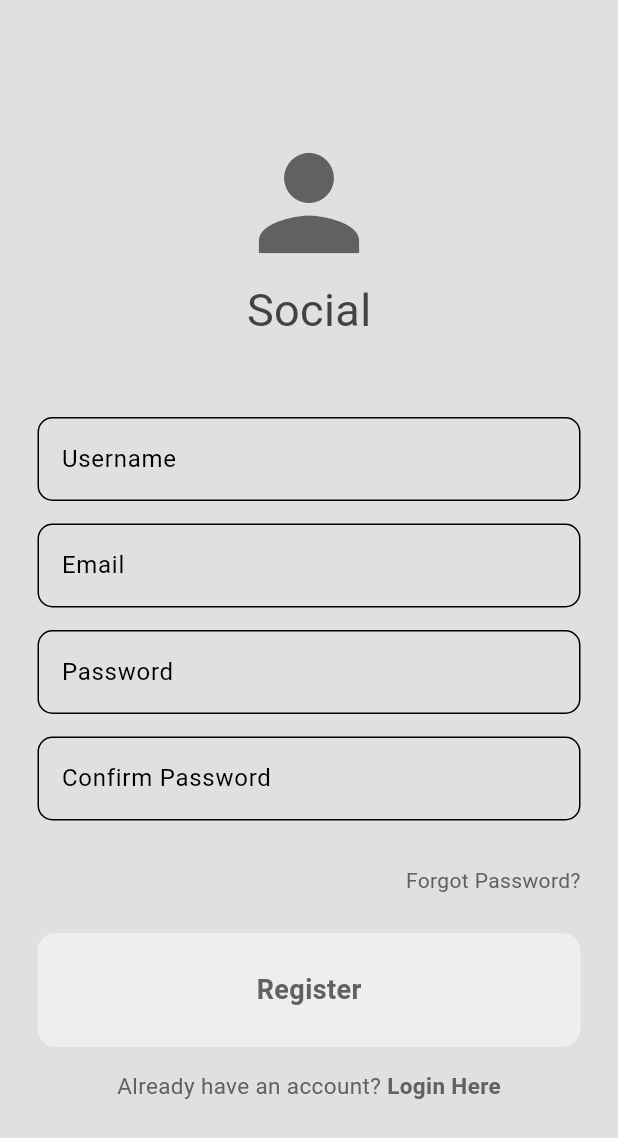
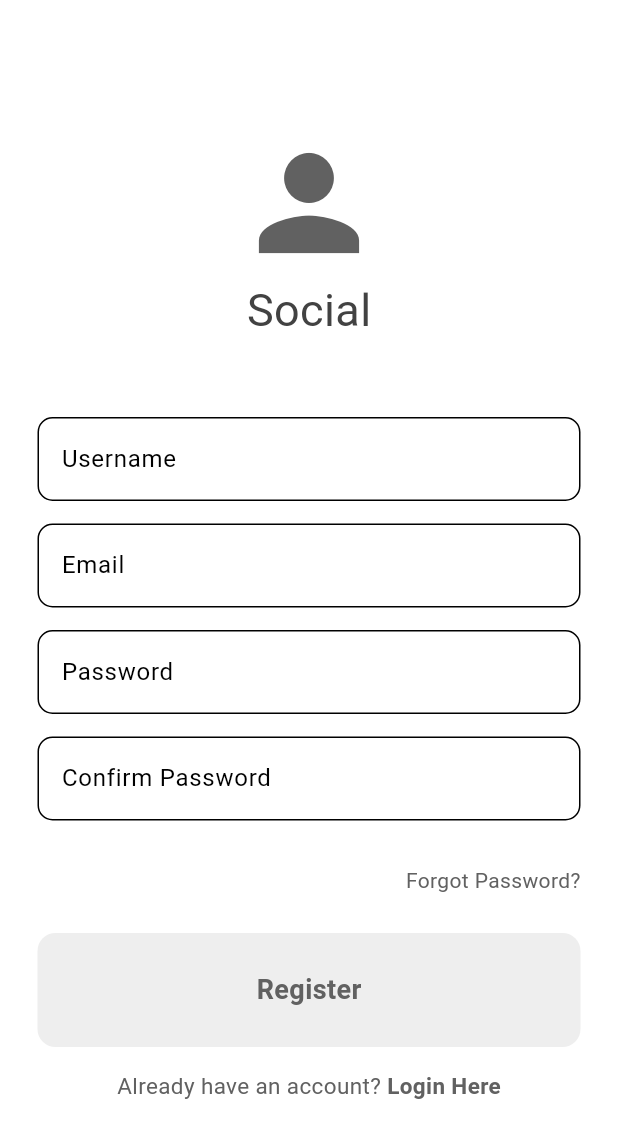
Before and after one commit to MuhammedAm1n/Social-App, a Flutter app: the screen it shows after launch, after a tap on "Register Here", on a phone screen of 412 x 824 dp. Shown: the top 1138 px of the screen. Run offline on Flutter 3.47's test engine with Material 3 defaults, Android fonts, the phone set to English and light mode, and no system bars; our stand-ins replace cloud_firestore, firebase_auth, firebase_core, flutter_slidable; accounts and stored records are empty; network calls fail.

Commit message:
Final relase

```diff
--- /dev/null
+++ b/devtools_options.yaml
@@ -0,0 +1,3 @@
+description: This file stores settings for Dart & Flutter DevTools.
+documentation: https://docs.flutter.dev/tools/devtools/extensions#configure-extension-enablement-states
+extensions:
--- /dev/null
+++ b/lib/PresentaionLayer/Component/Clicker/CustomSnackbar.dart
@@ -0,0 +1,40 @@
+import 'package:flutter/material.dart';
+
+class CustomSnackbar {
+  static final GlobalKey<ScaffoldMessengerState> _scaffoldMessengerKey =
+      GlobalKey<ScaffoldMessengerState>();
+
+  static void showSnackbar(
+    BuildContext context,
+    String message,
+  ) {
+    final scaffoldMessenger = ScaffoldMessenger.of(context);
+
+    scaffoldMessenger.showSnackBar(
+      SnackBar(
+        content: Text(
+          message,
+          textAlign: TextAlign.center,
+          style: const TextStyle(fontSize: 16.0),
+        ),
+        backgroundColor: Colors.grey.withOpacity(0.95),
+        duration: const Duration(seconds: 3),
+        shape: RoundedRectangleBorder(
+          borderRadius: BorderRadius.circular(15.0),
+        ),
+        behavior: SnackBarBehavior.floating,
+        action: SnackBarAction(
+          label: 'OK',
+          textColor: Colors.black,
+          onPressed: () {
+            scaffoldMessenger.hideCurrentSnackBar();
+          },
+        ),
+      ),
+    );
+  }
+
+  // Provide a method to get the GlobalKey
+  static GlobalKey<ScaffoldMessengerState> get scaffoldMessengerKey =>
+      _scaffoldMessengerKey;
+}
--- a/lib/PresentaionLayer/Screens/LoginPage.dart
+++ b/lib/PresentaionLayer/Screens/LoginPage.dart
@@ -3,13 +3,14 @@
 import 'package:flutter/material.dart';
 import 'package:provider/provider.dart';
 import 'package:social/DomainLayer/UseCases/LoginUseCase.dart';
+import 'package:social/PresentaionLayer/Component/Clicker/CustomSnackbar.dart';
 import 'package:social/PresentaionLayer/Component/Clicker/MyButton.dart';
 import 'package:social/PresentaionLayer/Component/Clicker/MyTexTField.dart';
 
 class LoginPage extends StatefulWidget {
   final void Function()? onTap;
 
-  LoginPage({super.key, required this.onTap});
+  const LoginPage({super.key, required this.onTap});
 
   @override
   State<LoginPage> createState() => _LoginPageState();
@@ -22,13 +23,17 @@ class _LoginPageState extends State<LoginPage> {
   @override
   Widget build(BuildContext context) {
     return Scaffold(
-        backgroundColor: Theme.of(context).colorScheme.background,
+        backgroundColor: Theme.of(context).colorScheme.surface,
         body: Padding(
           padding: const EdgeInsets.all(25.0),
           child: Consumer<UseCases>(
-            builder: (context, value, child) => Column(
+            builder: (context, value, child) => SingleChildScrollView(
+              child: Column(
                 mainAxisAlignment: MainAxisAlignment.center,
                 children: [
+                  const SizedBox(
+                    height: 180,
+                  ),
                   // Logo
                   Icon(
                     Icons.person,
@@ -36,13 +41,13 @@ class _LoginPageState extends State<LoginPage> {
                     color: Theme.of(context).colorScheme.inversePrimary,
                   ),
                   //Text
-                Text(
+                  const Text(
                     'Social',
                     style: TextStyle(
                       fontSize: 30,
                     ),
                   ),
-                SizedBox(
+                  const SizedBox(
                     height: 50,
                   ),
                   // TextField Emial
@@ -50,14 +55,14 @@ class _LoginPageState extends State<LoginPage> {
                       controller: _textEditingController,
                       hint: 'Email',
                       observer: false),
-                SizedBox(height: 15),
+                  const SizedBox(height: 15),
                   //TextField
                   MyTEXTFIELD(
                       controller: _passEditingController,
                       hint: 'Password',
                       observer: true),
                   //Text
-                SizedBox(
+                  const SizedBox(
                     height: 15,
                   ),
                   Row(
@@ -66,25 +71,32 @@ class _LoginPageState extends State<LoginPage> {
                       Text(
                         'Forgot Password?',
                         style: TextStyle(
-                          color: Theme.of(context).colorScheme.inversePrimary),
+                            color:
+                                Theme.of(context).colorScheme.inversePrimary),
                       ),
                     ],
                   ),
-                SizedBox(
+                  const SizedBox(
                     height: 25,
                   ),
                   // Button
                   MyButton(
                     text: 'Login',
                     onTap: () async {
-                    await value.CaseLoginUser(_textEditingController.text,
-                        _passEditingController.text);
+                      try {
+                        await value.CaseLoginUser(
+                          _textEditingController.text,
+                          _passEditingController.text,
+                        );
+                      } catch (e) {
+                        CustomSnackbar.showSnackbar(context, e.toString());
+                      }
                     },
                   )
 
                   //Text
                   ,
-                SizedBox(
+                  const SizedBox(
                     height: 15,
                   ),
                   Row(
@@ -94,7 +106,8 @@ class _LoginPageState extends State<LoginPage> {
                         "Don't have an account? ",
                         style: TextStyle(
                             fontSize: 15,
-                          color: Theme.of(context).colorScheme.inversePrimary),
+                            color:
+                                Theme.of(context).colorScheme.inversePrimary),
                       ),
                       GestureDetector(
                         onTap: widget.onTap,
@@ -102,7 +115,8 @@ class _LoginPageState extends State<LoginPage> {
                           'Register Here',
                           style: TextStyle(
                               fontSize: 15,
-                            color: Theme.of(context).colorScheme.inversePrimary,
+                              color:
+                                  Theme.of(context).colorScheme.inversePrimary,
                               fontWeight: FontWeight.bold),
                         ),
                       )
@@ -111,6 +125,7 @@ class _LoginPageState extends State<LoginPage> {
                 ],
               ),
             ),
+          ),
         ));
   }
 }
--- a/lib/PresentaionLayer/Screens/MessagePage.dart
+++ b/lib/PresentaionLayer/Screens/MessagePage.dart
@@ -108,7 +108,7 @@ class _MessagePageState extends State<MessagePage> {
                 : MainAxisAlignment.end,
             children: [
               Text(data['senderEmail']),
-              SizedBox(
+        const      SizedBox(
                 height: 5,
               ),
               (data['senderId'] == widget.reciverId)
@@ -124,6 +124,7 @@ class _MessagePageState extends State<MessagePage> {
     return Consumer<UseCases>(
       builder: (BuildContext context, UseCases value, Widget? child) =>
           StreamBuilder(
+
               stream:
                   value.UseCaseGetMessages(widget.reciverId, currentUser!.uid),
               builder: (context, snapshot) {
--- a/lib/PresentaionLayer/Screens/RegisterPage.dart
+++ b/lib/PresentaionLayer/Screens/RegisterPage.dart
@@ -2,6 +2,7 @@ import 'package:flutter/material.dart';
 import 'package:provider/provider.dart';
 
 import 'package:social/DomainLayer/UseCases/LoginUseCase.dart';
+import 'package:social/PresentaionLayer/Component/Clicker/CustomSnackbar.dart';
 import 'package:social/PresentaionLayer/Component/Clicker/MyButton.dart';
 import 'package:social/PresentaionLayer/Component/Clicker/MyTexTField.dart';
 
@@ -18,7 +19,7 @@ class RegisterPage extends StatelessWidget {
   @override
   Widget build(BuildContext context) {
     return Scaffold(
-        backgroundColor: Theme.of(context).colorScheme.background,
+        backgroundColor: Theme.of(context).colorScheme.surface,
         body: Padding(
           padding: const EdgeInsets.only(top: 60.0),
           child: SingleChildScrollView(
@@ -35,41 +36,41 @@ class RegisterPage extends StatelessWidget {
                       color: Theme.of(context).colorScheme.inversePrimary,
                     ),
                     //Text
-                    Text(
+                    const Text(
                       'Social',
                       style: TextStyle(
                         fontSize: 30,
                       ),
                     ),
-                    SizedBox(
+                    const SizedBox(
                       height: 50,
                     ),
                     MyTEXTFIELD(
                         controller: usernameEditingController,
                         hint: 'Username',
                         observer: false),
-                    SizedBox(height: 15),
+                    const SizedBox(height: 15),
                     // TextField Emial
                     MyTEXTFIELD(
                         controller: textEditingController,
                         hint: 'Email',
                         observer: false),
-                    SizedBox(height: 15),
+                    const SizedBox(height: 15),
                     //TextField
                     MyTEXTFIELD(
                         controller: passEditingController,
                         hint: 'Password',
                         observer: true),
-                    SizedBox(height: 15),
+                    const SizedBox(height: 15),
                     //ConfirmPassword
                     MyTEXTFIELD(
                         controller: confirmpassEditingController,
                         hint: 'Confirm Password',
                         observer: true),
-                    SizedBox(height: 15),
+                    const SizedBox(height: 15),
 
                     //Text
-                    SizedBox(
+                    const SizedBox(
                       height: 15,
                     ),
                     Row(
@@ -83,25 +84,28 @@ class RegisterPage extends StatelessWidget {
                         ),
                       ],
                     ),
-                    SizedBox(
+                    const SizedBox(
                       height: 25,
                     ),
                     // Button
                     MyButton(
                       text: 'Register',
                       onTap: () async {
-                        await value.CaseRegistUser(
-                            textEditingController.text,
-                            passEditingController.text,
-                            confirmpassEditingController.text);
-
-                        value.CreateUser(usernameEditingController.text);
+                        try {
+                          await value.CaseRegistUser(
+                              textEditingController.text,
+                              passEditingController.text,
+                              confirmpassEditingController.text,
+                              usernameEditingController.text);
+                        } catch (e) {
+                          CustomSnackbar.showSnackbar(context, e.toString());
+                        }
                       },
                     )
 
                     //Text
                     ,
-                    SizedBox(
+                    const SizedBox(
                       height: 15,
                     ),
                     Row(
```
Also changed, not shown: lib/DataLayer/Drs/DataSource.dart (+105 -49 lines), lib/DataLayer/Models/UserModel.dart (added, +20 -0 lines), lib/DataLayer/Repositry/Repositry.dart (+12 -7 lines), lib/DomainLayer/AbsRepositry/AbsReposity.dart (+4 -3 lines), lib/DomainLayer/UseCases/LoginUseCase.dart (+17 -5 lines), lib/PresentaionLayer/Screens/Homepage.dart (+33 -11 lines), lib/PresentaionLayer/Screens/Profilepage.dart (+7 -7 lines), lib/PresentaionLayer/Screens/UsersPage.dart (+6 -6 lines), pubspec.yaml (+6 -6 lines), pubspec.lock, 23 other files. Lines whose indentation alone changed are shown as unchanged.
